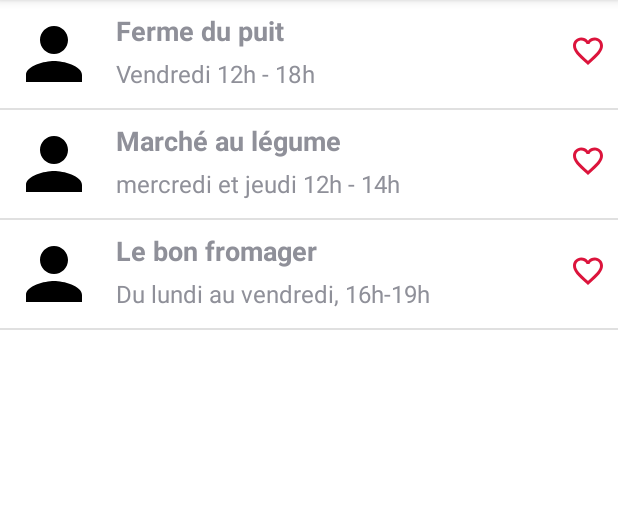
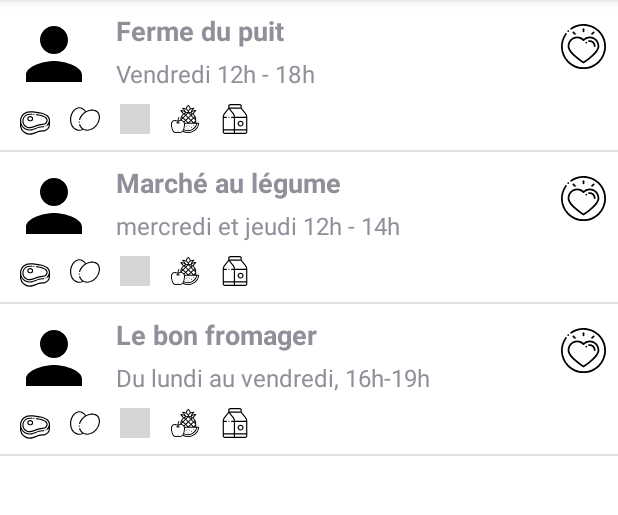
Before and after one commit to WrongJuice/localFeeds-android-native, an Android app: the ListeProducteursActivity screen opened directly, with no data from a screen before it, on a phone screen of 412 x 824 dp, the part 84-599 px from its top. Run offline under Robolectric (Android 15) with nearby library versions, the phone set to English and light mode, and no system bars; grey boxes are pictures that could not be loaded.

Commit message:
List productor layout update

```diff
--- /dev/null
+++ b/app/src/main/res/drawable/ic_love.xml
@@ -0,0 +1,30 @@
+<vector xmlns:android="http://schemas.android.com/apk/res/android"
+    android:width="511.998dp"
+    android:height="511.998dp"
+    android:viewportWidth="511.998"
+    android:viewportHeight="511.998">
+  <path
+      android:fillColor="#FF000000"
+      android:pathData="M437.017,74.979C393.978,31.94 336.905,5.596 276.311,0.801c-59.908,-4.747 -119.739,11.723 -168.453,46.366c-4.5,3.2 -5.555,9.443 -2.354,13.944c3.2,4.5 9.443,5.555 13.944,2.354C213.512,-3.424 341.121,7.367 422.875,89.121c44.575,44.574 69.123,103.839 69.123,166.877s-24.548,122.303 -69.123,166.877c-44.575,44.575 -103.839,69.123 -166.877,69.123c-63.038,0 -122.303,-24.548 -166.877,-69.123C6.983,340.737 -3.54,212.756 64.098,118.564c3.221,-4.486 2.196,-10.734 -2.29,-13.956c-4.487,-3.221 -10.734,-2.194 -13.956,2.29C12.855,155.636 -3.871,215.601 0.756,275.749c4.678,60.811 31.038,118.084 74.222,161.269c48.353,48.351 112.64,74.98 181.02,74.98c68.38,0 132.667,-26.629 181.019,-74.979c48.351,-48.353 74.98,-112.64 74.98,-181.02S485.369,123.332 437.017,74.979z"/>
+  <path
+      android:fillColor="#FF000000"
+      android:pathData="M89.233,74.904c-3.897,-3.918 -10.227,-3.932 -14.142,-0.036l-0.19,0.189c-3.915,3.895 -3.932,10.227 -0.036,14.142c1.954,1.965 4.522,2.947 7.089,2.947c2.55,0 5.101,-0.97 7.053,-2.911l0.19,-0.189C93.112,85.151 93.129,78.819 89.233,74.904z"/>
+  <path
+      android:fillColor="#FF000000"
+      android:pathData="M327.723,140.998c-26.795,0 -51.906,9.739 -71.725,27.626c-19.82,-17.887 -44.93,-27.626 -71.725,-27.626c-59.956,0 -108.733,49.917 -108.733,111.271c0,35.53 29.842,79.293 88.696,130.075c42.684,36.828 84.647,63.506 86.413,64.623c1.633,1.034 3.492,1.551 5.349,1.551c1.857,0 3.715,-0.517 5.349,-1.551c1.766,-1.117 43.729,-27.795 86.413,-64.623c58.854,-50.782 88.696,-94.545 88.696,-130.075C436.456,190.914 387.679,140.998 327.723,140.998zM256.032,426.605c-12.628,-8.351 -45.829,-31.015 -78.73,-59.403c-53.49,-46.153 -81.762,-85.896 -81.762,-114.933c0,-50.328 39.805,-91.271 88.733,-91.271c24.58,0 47.442,10.108 64.376,28.461c1.893,2.052 4.558,3.219 7.35,3.219c2.792,0 5.457,-1.167 7.35,-3.219c16.933,-18.354 39.795,-28.461 64.375,-28.461c48.927,0 88.733,40.944 88.733,91.271C416.457,309.783 305.418,394.357 256.032,426.605z"/>
+  <path
+      android:fillColor="#FF000000"
+      android:pathData="M280.108,204.63l-0.07,0.076c-3.783,4.024 -3.586,10.353 0.438,14.135c1.931,1.816 4.391,2.714 6.847,2.714c2.663,0 5.32,-1.058 7.287,-3.151l0.205,-0.221c3.743,-4.061 3.485,-10.388 -0.577,-14.13C290.177,200.31 283.849,200.568 280.108,204.63z"/>
+  <path
+      android:fillColor="#FF000000"
+      android:pathData="M327.722,183.596c-3.736,0 -7.478,0.323 -11.122,0.961c-5.44,0.953 -9.078,6.135 -8.126,11.575c0.953,5.439 6.137,9.072 11.575,8.126c2.508,-0.439 5.089,-0.662 7.673,-0.662c25.43,0 46.119,21.835 46.119,48.673c0,5.522 4.478,10 10,10c5.523,0 10,-4.478 10,-10C393.841,214.403 364.18,183.596 327.722,183.596z"/>
+  <path
+      android:fillColor="#FF000000"
+      android:pathData="M255.998,49.106c-5.522,0 -10,4.478 -10,10v26.096c0,5.522 4.478,10 10,10c5.522,0 10,-4.477 10,-9.999V59.106C265.998,53.584 261.52,49.106 255.998,49.106z"/>
+  <path
+      android:fillColor="#FF000000"
+      android:pathData="M165.552,105.475l-18.453,-18.453c-3.907,-3.904 -10.237,-3.904 -14.143,0c-3.905,3.906 -3.905,10.238 0,14.143l18.453,18.453c1.953,1.952 4.511,2.929 7.071,2.929s5.118,-0.977 7.072,-2.929C169.457,115.712 169.457,109.38 165.552,105.475z"/>
+  <path
+      android:fillColor="#FF000000"
+      android:pathData="M379.04,87.022c-3.907,-3.904 -10.237,-3.904 -14.143,0l-18.453,18.453c-3.905,3.906 -3.905,10.238 0,14.143c1.953,1.952 4.511,2.929 7.071,2.929s5.118,-0.977 7.072,-2.929l18.453,-18.453C382.945,97.259 382.945,90.927 379.04,87.022z"/>
+</vector>
--- /dev/null
+++ b/app/src/main/res/drawable/ic_love_color.xml
@@ -0,0 +1,33 @@
+<vector xmlns:android="http://schemas.android.com/apk/res/android"
+    android:width="511.998dp"
+    android:height="511.998dp"
+    android:viewportWidth="511.998"
+    android:viewportHeight="511.998">
+  <path
+      android:pathData="M256,256m-246,0a246,246 0,1 1,492 0a246,246 0,1 1,-492 0"
+      android:fillColor="#FFFFFF"/>
+  <path
+      android:pathData="M327.722,150.998c-28.251,0 -53.728,12.173 -71.725,31.68c-17.997,-19.507 -43.474,-31.68 -71.724,-31.68c-54.529,0 -98.734,45.34 -98.734,101.271c0,78.344 170.458,186.249 170.458,186.249s170.458,-107.905 170.458,-186.249C426.456,196.338 382.251,150.998 327.722,150.998z"
+      android:fillColor="#FF5A5A"/>
+  <path
+      android:fillColor="#FF000000"
+      android:pathData="M255.998,511.998c-68.38,0 -132.667,-26.629 -181.02,-74.98C31.794,393.833 5.434,336.56 0.756,275.749c-4.627,-60.148 12.099,-120.113 47.096,-168.851c3.222,-4.484 9.469,-5.511 13.956,-2.29c4.486,3.222 5.511,9.47 2.29,13.956C-3.54,212.756 6.983,340.737 89.121,422.875c44.574,44.575 103.839,69.123 166.877,69.123S378.3,467.45 422.875,422.875c44.575,-44.574 69.123,-103.839 69.123,-166.877S467.45,133.695 422.875,89.121C341.121,7.367 213.512,-3.424 119.448,63.465c-4.501,3.201 -10.744,2.146 -13.944,-2.354c-3.201,-4.501 -2.146,-10.744 2.354,-13.944C156.572,12.524 216.403,-3.946 276.311,0.801c60.594,4.795 117.667,31.139 160.706,74.178c48.352,48.353 74.98,112.64 74.98,181.02s-26.629,132.667 -74.98,181.02C388.665,485.369 324.378,511.998 255.998,511.998z"/>
+  <path
+      android:fillColor="#FF000000"
+      android:pathData="M81.954,92.146c-2.567,0 -5.135,-0.982 -7.089,-2.947c-3.896,-3.915 -3.879,-10.247 0.036,-14.142l0.19,-0.189c3.915,-3.896 10.245,-3.882 14.142,0.036c3.896,3.915 3.879,10.247 -0.036,14.142l-0.19,0.189C87.055,91.176 84.504,92.146 81.954,92.146z"/>
+  <path
+      android:fillColor="#FF000000"
+      android:pathData="M255.998,448.518c-1.857,0 -3.716,-0.517 -5.349,-1.551c-1.766,-1.117 -43.729,-27.795 -86.413,-64.623c-58.854,-50.782 -88.696,-94.545 -88.696,-130.075c0,-61.354 48.777,-111.271 108.733,-111.271c26.795,0 51.905,9.739 71.725,27.626c19.819,-17.887 44.93,-27.626 71.725,-27.626c59.956,0 108.733,49.916 108.733,111.271c0,35.53 -29.842,79.293 -88.696,130.075c-42.684,36.828 -84.647,63.506 -86.413,64.623C259.713,448.001 257.855,448.518 255.998,448.518zM184.273,160.998c-48.928,0 -88.733,40.943 -88.733,91.271c0,29.037 28.272,68.78 81.762,114.933c32.901,28.388 66.102,51.052 78.73,59.403c49.386,-32.248 160.425,-116.822 160.425,-174.336c0,-50.327 -39.806,-91.271 -88.733,-91.271c-24.58,0 -47.442,10.107 -64.375,28.461c-1.893,2.052 -4.558,3.219 -7.35,3.219c-2.792,0 -5.457,-1.167 -7.35,-3.219C231.715,171.106 208.853,160.998 184.273,160.998z"/>
+  <path
+      android:fillColor="#FF000000"
+      android:pathData="M383.841,262.269c-5.522,0 -10,-4.478 -10,-10c0,-26.838 -20.689,-48.673 -46.119,-48.673c-2.584,0 -5.165,0.223 -7.673,0.662c-5.438,0.946 -10.622,-2.687 -11.575,-8.126c-0.952,-5.44 2.686,-10.622 8.126,-11.575c3.644,-0.638 7.386,-0.961 11.122,-0.961c36.458,0 66.119,30.807 66.119,68.673C393.841,257.791 389.364,262.269 383.841,262.269zM287.323,221.555c-2.456,0 -4.916,-0.898 -6.847,-2.714c-4.024,-3.782 -4.221,-10.111 -0.438,-14.135l0.07,-0.076c3.741,-4.062 10.069,-4.32 14.13,-0.577c4.062,3.742 4.32,10.069 0.577,14.13l-0.205,0.221C292.643,220.497 289.986,221.555 287.323,221.555z"/>
+  <path
+      android:fillColor="#FF000000"
+      android:pathData="M255.998,95.202c-5.522,0 -10,-4.478 -10,-10V59.106c0,-5.522 4.478,-10 10,-10c5.522,0 10,4.478 10,10v26.097C265.998,90.725 261.52,95.202 255.998,95.202z"/>
+  <path
+      android:fillColor="#FF000000"
+      android:pathData="M158.48,122.547c-2.56,0 -5.118,-0.977 -7.071,-2.929l-18.453,-18.453c-3.905,-3.905 -3.905,-10.237 0,-14.143c3.906,-3.904 10.236,-3.904 14.143,0l18.453,18.453c3.905,3.905 3.905,10.237 0,14.143C163.598,121.57 161.04,122.547 158.48,122.547z"/>
+  <path
+      android:fillColor="#FF000000"
+      android:pathData="M353.515,122.547c-2.56,0 -5.118,-0.977 -7.071,-2.929c-3.905,-3.905 -3.905,-10.237 0,-14.143l18.453,-18.453c3.906,-3.904 10.236,-3.904 14.143,0c3.905,3.905 3.905,10.237 0,14.143l-18.453,18.453C358.633,121.57 356.075,122.547 353.515,122.547z"/>
+</vector>
--- a/app/src/main/res/layout/liste_producteurs_layout.xml
+++ b/app/src/main/res/layout/liste_producteurs_layout.xml
@@ -12,11 +12,11 @@
         android:layout_height="56dp" />
 
     <ImageView
-        android:layout_width="wrap_content"
-        android:layout_height="wrap_content"
+        android:layout_width="30dp"
+        android:layout_height="30dp"
         android:layout_alignParentEnd="true"
-        android:layout_marginTop="14dp"
-        android:src="@drawable/ic_baseline_favorite_border_24"
+        android:layout_marginTop="8dp"
+        android:src="@drawable/ic_love"
         android:contentDescription="@string/favorite_icon_description" />
 
     <TextView
@@ -42,4 +42,53 @@
         android:layout_toEndOf="@id/modele_producteurs_patient_image_producteur"
         android:textSize="16sp" />
 
+    <ImageView
+        android:id="@+id/modele_liste_producteur_logo_meat"
+        android:layout_width="20dp"
+        android:layout_height="20dp"
+        android:layout_marginStart="5dp"
+        android:layout_below="@+id/modele_producteurs_patient_image_producteur"
+        android:layout_marginTop="8dp"
+        android:src="@drawable/ic_meat" />
+
+    <ImageView
+        android:id="@+id/modele_liste_producteur_logo_egg"
+        android:layout_width="20dp"
+        android:layout_height="20dp"
+        android:layout_marginStart="13dp"
+        android:layout_below="@+id/modele_producteurs_patient_image_producteur"
+        android:layout_toEndOf="@+id/modele_liste_producteur_logo_meat"
+        android:layout_marginTop="5dp"
+        android:src="@drawable/ic_eggs" />
+
+    <ImageView
+        android:id="@+id/modele_liste_producteur_logo_vegetable"
+        android:layout_width="20dp"
+        android:layout_height="20dp"
+        android:layout_marginStart="13dp"
+        android:layout_below="@+id/modele_producteurs_patient_image_producteur"
+        android:layout_toEndOf="@+id/modele_liste_producteur_logo_egg"
+        android:layout_marginTop="5dp"
+        android:src="@drawable/ic_vegetable" />
+
+    <ImageView
+        android:id="@+id/modele_liste_producteur_logo_fruits"
+        android:layout_width="20dp"
+        android:layout_height="20dp"
+        android:layout_marginStart="13dp"
+        android:layout_below="@+id/modele_producteurs_patient_image_producteur"
+        android:layout_toEndOf="@+id/modele_liste_producteur_logo_vegetable"
+        android:layout_marginTop="5dp"
+        android:src="@drawable/ic_fruits" />
+
+    <ImageView
+        android:id="@+id/modele_liste_producteur_logo_milk"
+        android:layout_width="20dp"
+        android:layout_height="20dp"
+        android:layout_marginStart="13dp"
+        android:layout_below="@+id/modele_producteurs_patient_image_producteur"
+        android:layout_toEndOf="@+id/modele_liste_producteur_logo_fruits"
+        android:layout_marginTop="5dp"
+        android:src="@drawable/ic_milk" />
+
 </RelativeLayout>
```
